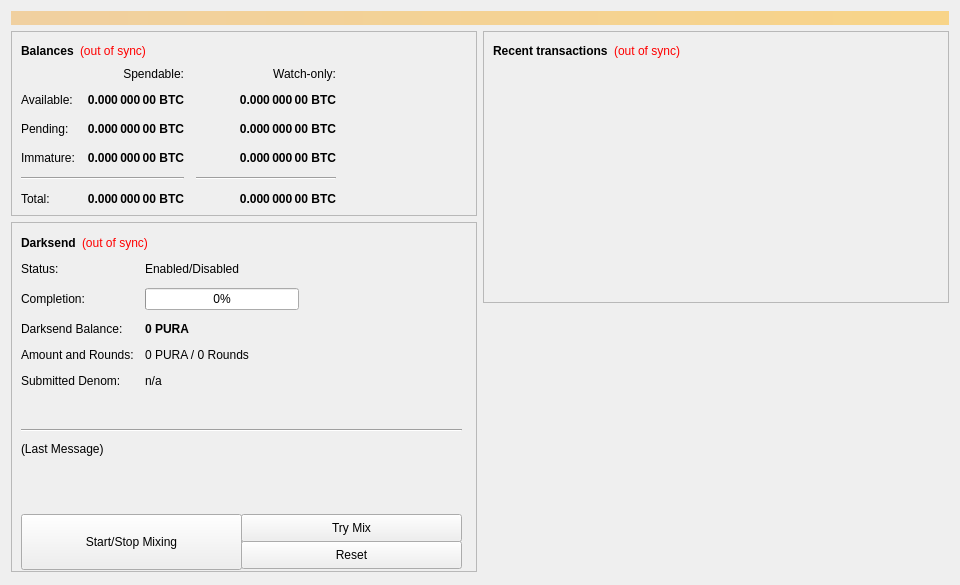
First picture: the form in src/qt/forms/overviewpage.ui, repository finddabug/PURA-12.0, before the edit.
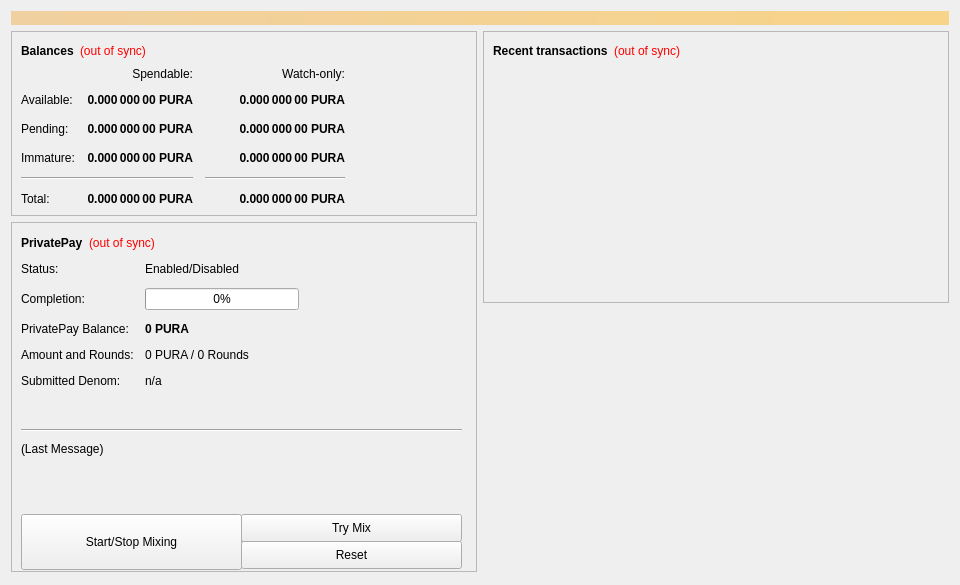
Second picture: the form after the edit.

Commit message: Remove Darksend and change to PrivatePay

What changed in the file:
```diff
--- a/src/qt/forms/overviewpage.ui
+++ b/src/qt/forms/overviewpage.ui
@@ -118,7 +118,7 @@
                <string>Unconfirmed transactions to watch-only addresses</string>
               </property>
               <property name="text">
-               <string notr="true">0.000 000 00 BTC</string>
+               <string notr="true">0.000 000 00 PURA</string>
               </property>
               <property name="alignment">
                <set>Qt::AlignRight|Qt::AlignTrailing|Qt::AlignVCenter</set>
@@ -143,7 +143,7 @@
                <string>Total of transactions that have yet to be confirmed, and do not yet count toward the spendable balance</string>
               </property>
               <property name="text">
-               <string notr="true">0.000 000 00 BTC</string>
+               <string notr="true">0.000 000 00 PURA</string>
               </property>
               <property name="alignment">
                <set>Qt::AlignRight|Qt::AlignTrailing|Qt::AlignVCenter</set>
@@ -168,7 +168,7 @@
                <string>Mined balance in watch-only addresses that has not yet matured</string>
               </property>
               <property name="text">
-               <string notr="true">0.000 000 00 BTC</string>
+               <string notr="true">0.000 000 00 PURA</string>
               </property>
               <property name="alignment">
                <set>Qt::AlignRight|Qt::AlignTrailing|Qt::AlignVCenter</set>
@@ -226,7 +226,7 @@
                <string>Mined balance that has not yet matured</string>
               </property>
               <property name="text">
-               <string notr="true">0.000 000 00 BTC</string>
+               <string notr="true">0.000 000 00 PURA</string>
               </property>
               <property name="alignment">
                <set>Qt::AlignRight|Qt::AlignTrailing|Qt::AlignVCenter</set>
@@ -271,7 +271,7 @@
                <string>Your current total balance</string>
               </property>
               <property name="text">
-               <string notr="true">0.000 000 00 BTC</string>
+               <string notr="true">0.000 000 00 PURA</string>
               </property>
               <property name="alignment">
                <set>Qt::AlignRight|Qt::AlignTrailing|Qt::AlignVCenter</set>
@@ -296,7 +296,7 @@
                <string>Current total balance in watch-only addresses</string>
               </property>
               <property name="text">
-               <string notr="true">0.000 000 00 BTC</string>
+               <string notr="true">0.000 000 00 PURA</string>
               </property>
               <property name="alignment">
                <set>Qt::AlignRight|Qt::AlignTrailing|Qt::AlignVCenter</set>
@@ -338,7 +338,7 @@
                <string>Your current spendable balance</string>
               </property>
               <property name="text">
-               <string notr="true">0.000 000 00 BTC</string>
+               <string notr="true">0.000 000 00 PURA</string>
               </property>
               <property name="alignment">
                <set>Qt::AlignRight|Qt::AlignTrailing|Qt::AlignVCenter</set>
@@ -363,7 +363,7 @@
                <string>Your current balance in watch-only addresses</string>
               </property>
               <property name="text">
-               <string notr="true">0.000 000 00 BTC</string>
+               <string notr="true">0.000 000 00 PURA</string>
               </property>
               <property name="alignment">
                <set>Qt::AlignRight|Qt::AlignTrailing|Qt::AlignVCenter</set>
@@ -461,7 +461,7 @@
            <item row="2" column="0">
             <widget class="QLabel" name="labelAnonymizedText">
              <property name="text">
-              <string>Darksend Balance:</string>
+              <string>PrivatePay Balance:</string>
              </property>
             </widget>
            </item>
@@ -1078,7 +1078,7 @@
               </font>
              </property>
              <property name="text">
-              <string>Darksend</string>
+              <string>PrivatePay</string>
              </property>
             </widget>
            </item>
```
Left out of the diff: 4 changed lines with no effect on the pictures.
